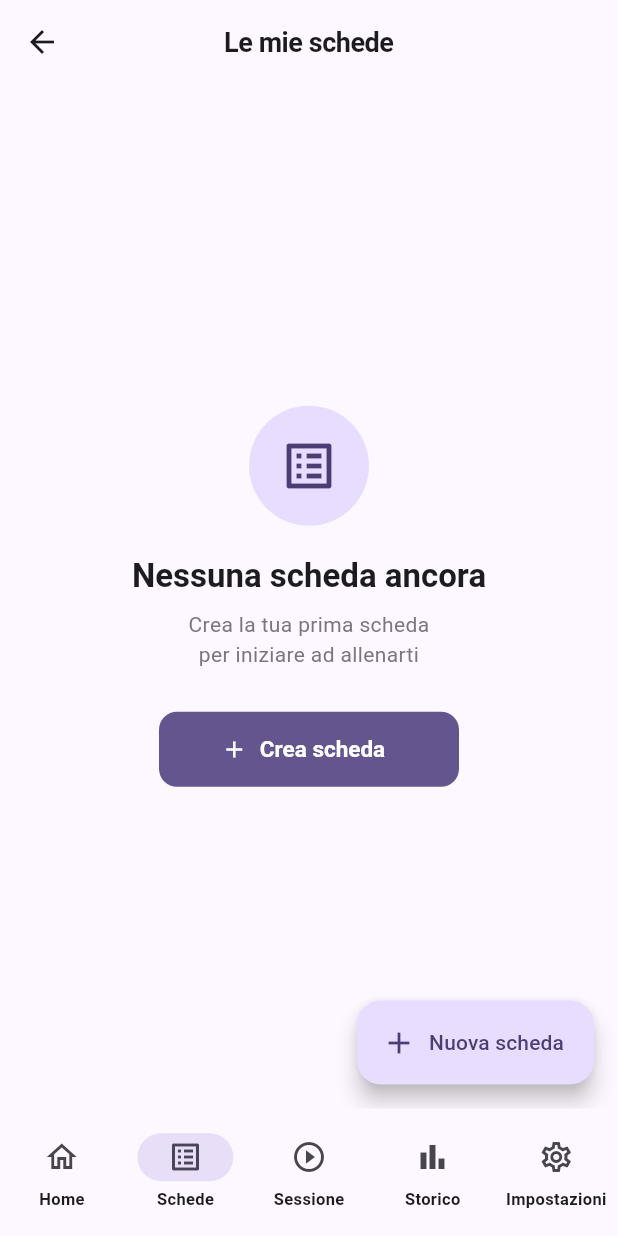
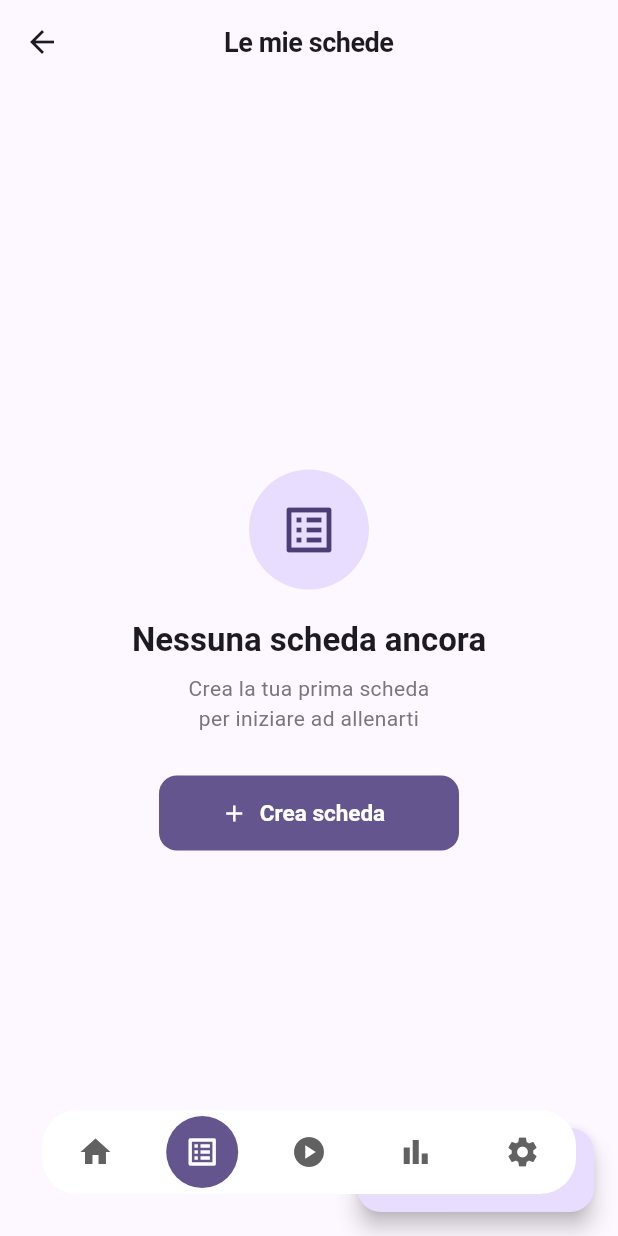
Before and after one commit to andreepv06/gymapp, a Flutter app: the MainShell screen opened directly, after a tap on "Schede", on a phone screen of 412 x 824 dp. Run offline on Flutter 3.47's test engine with Material 3 defaults, Android fonts, the phone set to English and light mode, and no system bars; drawn by our look-alikes of flutter_snake_navigationbar; our stand-ins replace audioplayers, fl_chart, hive, hive_flutter, image_picker, shared_preferences; missing offline and left inert: dart:html; accounts and stored records are empty.

Commit message:
update snake-navbar

```diff
--- a/lib/main.dart
+++ b/lib/main.dart
@@ -1,35 +1,46 @@
 import 'package:flutter/material.dart';
 import 'package:flutter/services.dart';
 import 'package:provider/provider.dart';
+import 'package:flutter_snake_navigationbar/flutter_snake_navigationbar.dart';
+
 import 'db/hive_database.dart';
 import 'providers/exercise_provider.dart';
 import 'providers/workout_provider.dart';
 import 'providers/session_provider.dart';
 import 'providers/theme_provider.dart';
 import 'providers/auth_provider.dart';
+
 import 'screens/home/home_screen.dart';
 import 'screens/workouts/workouts_screen.dart';
 import 'screens/session/session_selector_screen.dart';
 import 'screens/history/history_screen.dart';
 import 'screens/settings/settings_screen.dart';
 import 'screens/auth/login_screen.dart';
+
 import 'services/notification_service.dart';
 
 void main() async {
   WidgetsFlutterBinding.ensureInitialized();
-  SystemChrome.setSystemUIOverlayStyle(const SystemUiOverlayStyle(
+
+  SystemChrome.setSystemUIOverlayStyle(
+    const SystemUiOverlayStyle(
       statusBarColor: Colors.transparent,
       statusBarIconBrightness: Brightness.dark,
       statusBarBrightness: Brightness.light,
-  ));
+    ),
+  );
+
   await HiveDatabase.instance.init();
   await NotificationService.instance.init();
+
   runApp(const MyApp());
 }
 
 class NavigationNotifier extends ChangeNotifier {
   int _currentIndex = 0;
+
   int get currentIndex => _currentIndex;
+
   void navigateTo(int index) {
     _currentIndex = index;
     notifyListeners();
@@ -68,26 +79,43 @@ class MyApp extends StatelessWidget {
       seedColor: const Color(0xFF6750A4),
       brightness: brightness,
     );
+
     return ThemeData(
       colorScheme: colorScheme,
       useMaterial3: true,
+
       textTheme: const TextTheme(
-        headlineLarge: TextStyle(fontWeight: FontWeight.w700, letterSpacing: -0.5),
-        headlineMedium: TextStyle(fontWeight: FontWeight.w700, letterSpacing: -0.5),
-        headlineSmall: TextStyle(fontWeight: FontWeight.w600, letterSpacing: -0.3),
+        headlineLarge: TextStyle(
+          fontWeight: FontWeight.w700,
+          letterSpacing: -0.5,
+        ),
+        headlineMedium: TextStyle(
+          fontWeight: FontWeight.w700,
+          letterSpacing: -0.5,
+        ),
+        headlineSmall: TextStyle(
+          fontWeight: FontWeight.w600,
+          letterSpacing: -0.3,
+        ),
         titleLarge: TextStyle(fontWeight: FontWeight.w600),
         titleMedium: TextStyle(fontWeight: FontWeight.w600),
         bodyLarge: TextStyle(letterSpacing: 0.1),
       ),
+
+      scaffoldBackgroundColor: colorScheme.surface,
+
       cardTheme: CardThemeData(
         elevation: 0,
-        shape: RoundedRectangleBorder(borderRadius: BorderRadius.circular(16)),
+        shape: RoundedRectangleBorder(
+          borderRadius: BorderRadius.circular(16),
+        ),
         surfaceTintColor: colorScheme.surfaceTint,
       ),
+
       appBarTheme: AppBarTheme(
         elevation: 0,
         scrolledUnderElevation: 1,
-        centerTitle: true, // ← TITOLI CENTRATI
+        centerTitle: true,
         backgroundColor: colorScheme.surface,
         surfaceTintColor: colorScheme.surfaceTint,
         titleTextStyle: TextStyle(
@@ -97,62 +125,91 @@ class MyApp extends StatelessWidget {
           letterSpacing: -0.3,
         ),
       ),
-      navigationBarTheme: NavigationBarThemeData(
-        elevation: 0,
-        backgroundColor: colorScheme.surface,
-        surfaceTintColor: colorScheme.surfaceTint,
-        indicatorColor: colorScheme.secondaryContainer,
-        labelTextStyle: WidgetStateProperty.all(
-          const TextStyle(fontSize: 11, fontWeight: FontWeight.w600),
-        ),
-      ),
+
       inputDecorationTheme: InputDecorationTheme(
         filled: true,
         fillColor: colorScheme.surfaceContainerHighest.withOpacity(0.4),
+
         border: OutlineInputBorder(
           borderRadius: BorderRadius.circular(12),
           borderSide: BorderSide.none,
         ),
+
         enabledBorder: OutlineInputBorder(
           borderRadius: BorderRadius.circular(12),
-          borderSide: BorderSide(color: colorScheme.outlineVariant, width: 1),
+          borderSide: BorderSide(
+            color: colorScheme.outlineVariant,
+            width: 1,
           ),
+        ),
+
         focusedBorder: OutlineInputBorder(
           borderRadius: BorderRadius.circular(12),
-          borderSide: BorderSide(color: colorScheme.primary, width: 2),
+          borderSide: BorderSide(
+            color: colorScheme.primary,
+            width: 2,
           ),
+        ),
+
         errorBorder: OutlineInputBorder(
           borderRadius: BorderRadius.circular(12),
-          borderSide: BorderSide(color: colorScheme.error, width: 1),
+          borderSide: BorderSide(
+            color: colorScheme.error,
+            width: 1,
           ),
-        contentPadding: const EdgeInsets.symmetric(horizontal: 16, vertical: 14),
         ),
+
+        contentPadding: const EdgeInsets.symmetric(
+          horizontal: 16,
+          vertical: 14,
+        ),
+      ),
+
       filledButtonTheme: FilledButtonThemeData(
         style: FilledButton.styleFrom(
           minimumSize: const Size(double.infinity, 50),
-          shape: RoundedRectangleBorder(borderRadius: BorderRadius.circular(12)),
-          textStyle: const TextStyle(fontWeight: FontWeight.w600, fontSize: 15),
+          shape: RoundedRectangleBorder(
+            borderRadius: BorderRadius.circular(12),
+          ),
+          textStyle: const TextStyle(
+            fontWeight: FontWeight.w600,
+            fontSize: 15,
           ),
         ),
+      ),
+
       outlinedButtonTheme: OutlinedButtonThemeData(
         style: OutlinedButton.styleFrom(
-          shape: RoundedRectangleBorder(borderRadius: BorderRadius.circular(12)),
-          textStyle: const TextStyle(fontWeight: FontWeight.w600),
+          shape: RoundedRectangleBorder(
+            borderRadius: BorderRadius.circular(12),
+          ),
+          textStyle: const TextStyle(
+            fontWeight: FontWeight.w600,
           ),
         ),
+      ),
+
       dialogTheme: DialogThemeData(
-        shape: RoundedRectangleBorder(borderRadius: BorderRadius.circular(20)),
-        elevation: 0,
-      ),
-      bottomSheetTheme: const BottomSheetThemeData(
         shape: RoundedRectangleBorder(
-          borderRadius: BorderRadius.vertical(top: Radius.circular(24)),
+          borderRadius: BorderRadius.circular(20),
         ),
         elevation: 0,
       ),
+
+      bottomSheetTheme: const BottomSheetThemeData(
+        shape: RoundedRectangleBorder(
+          borderRadius: BorderRadius.vertical(
+            top: Radius.circular(24),
+          ),
+        ),
+        elevation: 0,
+      ),
+
       snackBarTheme: SnackBarThemeData(
         behavior: SnackBarBehavior.floating,
-        shape: RoundedRectangleBorder(borderRadius: BorderRadius.circular(12)),
+        shape: RoundedRectangleBorder(
+          borderRadius: BorderRadius.circular(12),
+        ),
       ),
     );
   }
@@ -160,6 +217,7 @@ class MyApp extends StatelessWidget {
 
 class AppEntry extends StatefulWidget {
   const AppEntry({super.key});
+
   @override
   State<AppEntry> createState() => _AppEntryState();
 }
@@ -186,33 +244,42 @@ class _AppEntryState extends State<AppEntry> {
           child: Column(
             mainAxisSize: MainAxisSize.min,
             children: [
-              Icon(Icons.fitness_center,
+              Icon(
+                Icons.fitness_center,
                 size: 48,
-                  color: Theme.of(context).colorScheme.primary),
+                color: Theme.of(context).colorScheme.primary,
+              ),
               const SizedBox(height: 16),
               CircularProgressIndicator(
-                  color: Theme.of(context).colorScheme.primary),
+                color: Theme.of(context).colorScheme.primary,
+              ),
             ],
           ),
         ),
       );
     }
+
     final isLoggedIn = context.watch<AuthProvider>().isLoggedIn;
+
     if (!isLoggedIn) {
       return LoginScreen(
         onLoginSuccess: () {
           context.read<AuthProvider>().setLoggedIn(
-              context.read<AuthProvider>().userEmail ?? '');
+                context.read<AuthProvider>().userEmail ?? '',
+              );
+
           setState(() {});
         },
       );
     }
+
     return const MainShell();
   }
 }
 
 class MainShell extends StatefulWidget {
   const MainShell({super.key});
+
   @override
   State<MainShell> createState() => _MainShellState();
 }
@@ -234,14 +301,21 @@ class _MainShellState extends State<MainShell> {
 
   @override
   Widget build(BuildContext context) {
-    final currentIndex = context.watch<NavigationNotifier>().currentIndex;
-    final isDark = Theme.of(context).brightness == Brightness.dark;
+    final currentIndex =
+        context.watch<NavigationNotifier>().currentIndex;
 
-    SystemChrome.setSystemUIOverlayStyle(SystemUiOverlayStyle(
+    final isDark =
+        Theme.of(context).brightness == Brightness.dark;
+
+    SystemChrome.setSystemUIOverlayStyle(
+      SystemUiOverlayStyle(
         statusBarColor: Colors.transparent,
-      statusBarIconBrightness: isDark ? Brightness.light : Brightness.dark,
-      statusBarBrightness: isDark ? Brightness.dark : Brightness.light,
-    ));
+        statusBarIconBrightness:
+            isDark ? Brightness.light : Brightness.dark,
+        statusBarBrightness:
+            isDark ? Brightness.dark : Brightness.light,
+      ),
+    );
 
     WidgetsBinding.instance.addPostFrameCallback((_) {
       if (_pageController.hasClients &&
@@ -255,15 +329,15 @@ class _MainShellState extends State<MainShell> {
     });
 
     return Scaffold(
-      // FIX striscia bianca: backgroundColor esplicito che segue il tema
       backgroundColor: Theme.of(context).colorScheme.surface,
-      extendBody: false, // ← false per evitare striscia bianca con swipe
+      extendBody: true,
+
       body: PageView(
         controller: _pageController,
         onPageChanged: (index) {
           context.read<NavigationNotifier>().navigateTo(index);
         },
-        children: [
+        children: const [
           HomeScreen(),
           WorkoutsScreen(),
           SessionSelectorScreen(),
@@ -271,44 +345,69 @@ class _MainShellState extends State<MainShell> {
           SettingsScreen(),
         ],
       ),
-      bottomNavigationBar: NavigationBar(
-        height: 85,
-        selectedIndex: currentIndex,
-        onDestinationSelected: (i) {
-          context.read<NavigationNotifier>().navigateTo(i);
+
+      bottomNavigationBar: Padding(
+        padding: const EdgeInsets.fromLTRB(16, 0, 16, 16),
+        child: SnakeNavigationBar.color(
+          behaviour: SnakeBarBehaviour.floating,
+          snakeShape: SnakeShape.circle,
+
+          shape: RoundedRectangleBorder(
+            borderRadius: BorderRadius.circular(24),
+          ),
+
+          padding: const EdgeInsets.all(12),
+
+          backgroundColor: isDark
+              ? Colors.grey.shade900
+              : Colors.white,
+
+          snakeViewColor:
+              Theme.of(context).colorScheme.primary,
+
+          selectedItemColor: Colors.white,
+
+          unselectedItemColor: isDark
+              ? Colors.grey.shade400
+              : Colors.grey.shade700,
+
+          currentIndex: currentIndex,
+
+          onTap: (index) {
+            context
+                .read<NavigationNotifier>()
+                .navigateTo(index);
+
             _pageController.animateToPage(
-            i,
+              index,
               duration: const Duration(milliseconds: 300),
               curve: Curves.easeInOut,
             );
           },
-        destinations: const [
-          NavigationDestination(
-            icon: Icon(Icons.home_outlined),
-            selectedIcon: Icon(Icons.home),
+
+          items: const [
+            BottomNavigationBarItem(
+              icon: Icon(Icons.home),
               label: 'Home',
             ),
-          NavigationDestination(
-            icon: Icon(Icons.list_alt_outlined),
-            selectedIcon: Icon(Icons.list_alt),
+            BottomNavigationBarItem(
+              icon: Icon(Icons.list_alt),
               label: 'Schede',
             ),
-          NavigationDestination(
-            icon: Icon(Icons.play_circle_outline),
-            selectedIcon: Icon(Icons.play_circle),
+            BottomNavigationBarItem(
+              icon: Icon(Icons.play_circle),
               label: 'Sessione',
             ),
-          NavigationDestination(
-            icon: Icon(Icons.bar_chart_outlined),
-            selectedIcon: Icon(Icons.bar_chart),
+            BottomNavigationBarItem(
+              icon: Icon(Icons.bar_chart),
               label: 'Storico',
             ),
-          NavigationDestination(
-            icon: Icon(Icons.settings_outlined),
-            selectedIcon: Icon(Icons.settings),
-            label: 'Impostazioni',
+            BottomNavigationBarItem(
+              icon: Icon(Icons.settings),
+              label: 'Settings',
             ),
           ],
+        ),
       ),
     );
   }
--- a/pubspec.yaml
+++ b/pubspec.yaml
@@ -18,6 +18,7 @@ dependencies:
   cupertino_icons: ^1.0.8
   path_provider: ^2.1.3
   image_picker: ^1.1.2
+  flutter_snake_navigationbar: ^0.6.1
 
 dev_dependencies:
   flutter_test:
```
Also changed, not shown: pubspec.lock, 4 other files. Lines whose indentation alone changed are shown as unchanged.
